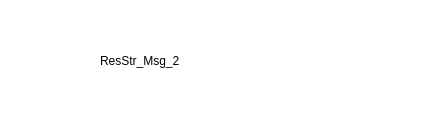
Before: the Qt Designer form cpath/settingwarming.ui in lzk/statusmonitor, drawn with Qt 5.
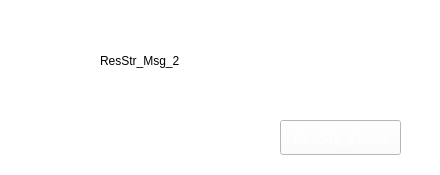
After: the same form once the commit is applied. Icons and pictures are not drawn. Custom widgets are drawn as their Qt base class.

Diff of the .ui file:
```diff
--- a/cpath/settingwarming.ui
+++ b/cpath/settingwarming.ui
@@ -7,19 +7,25 @@
     <x>0</x>
     <y>0</y>
     <width>440</width>
-    <height>127</height>
+    <height>175</height>
    </rect>
   </property>
   <property name="minimumSize">
    <size>
     <width>440</width>
-    <height>127</height>
+    <height>175</height>
    </size>
   </property>
   <property name="maximumSize">
    <size>
     <width>440</width>
-    <height>127</height>
+    <height>175</height>
+   </size>
+  </property>
+  <property name="sizeIncrement">
+   <size>
+    <width>11</width>
+    <height>0</height>
    </size>
   </property>
   <property name="windowTitle">
@@ -86,6 +92,72 @@
     </rect>
    </property>
   </widget>
+  <widget class="QPushButton" name="btClose">
+   <property name="geometry">
+    <rect>
+     <x>280</x>
+     <y>120</y>
+     <width>121</width>
+     <height>35</height>
+    </rect>
+   </property>
+   <property name="baseSize">
+    <size>
+     <width>0</width>
+     <height>0</height>
+    </size>
+   </property>
+   <property name="font">
+    <font>
+     <family>微软雅黑</family>
+     <pointsize>12</pointsize>
+     <weight>50</weight>
+     <italic>false</italic>
+     <bold>false</bold>
+    </font>
+   </property>
+   <property name="focusPolicy">
+    <enum>Qt::NoFocus</enum>
+   </property>
+   <property name="styleSheet">
+    <string notr="true">
+#btClose{
+	border-image: url(:/Images/Btn_Green.png);
+	font: 12pt &quot;微软雅黑&quot;;
+	color: rgb(255, 255, 255);
+}
+
+#btClose:pressed {
+	color: rgb(255, 255, 255);
+	border-image: url(:/Images/Btn_Green_Pressed.png);
+	font: 12pt &quot;微软雅黑&quot;;	
+
+}
+
+#btClose:hover {
+	font: 12pt &quot;微软雅黑&quot;;	
+	color: rgb(0, 0, 0);
+}
+
+#btClose:disabled{
+border-image: url(:/Images/Btn_Scan_Disabled.png) ;
+
+color:white;
+}</string>
+   </property>
+   <property name="text">
+    <string>ResStr_Close</string>
+   </property>
+   <property name="iconSize">
+    <size>
+     <width>16</width>
+     <height>23</height>
+    </size>
+   </property>
+   <property name="autoDefault">
+    <bool>true</bool>
+   </property>
+  </widget>
   <zorder>label</zorder>
   <zorder>busyLabel</zorder>
   <zorder>warningLabel</zorder>
```
Left out of the diff: 1 changed line with no effect on the pictures.
